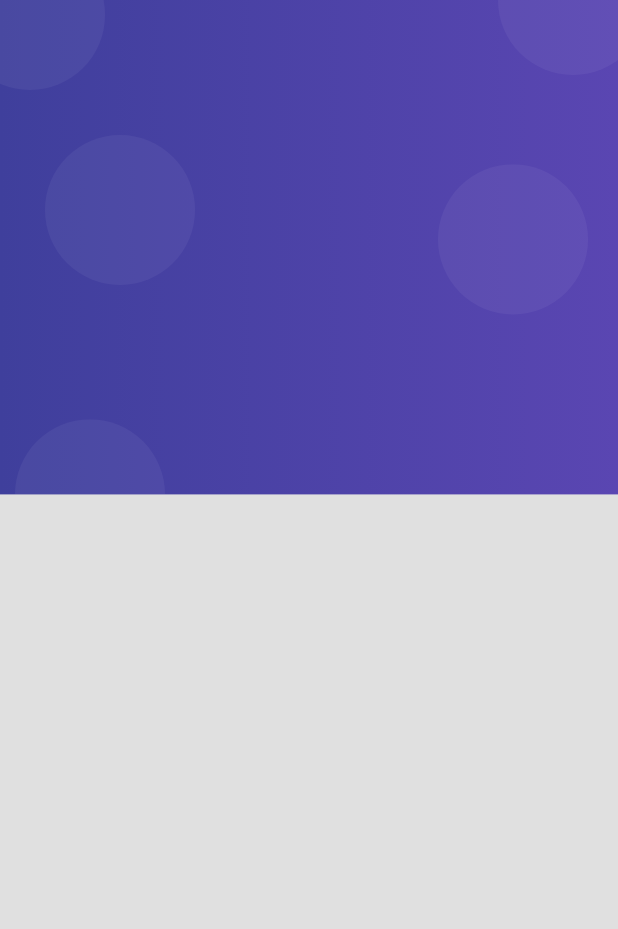
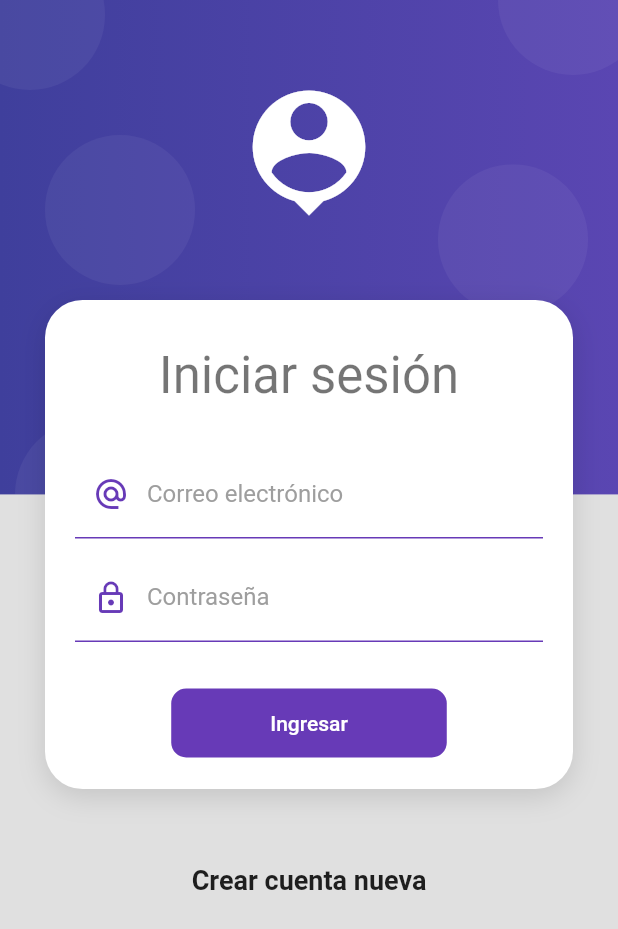
Before and after one commit to SamaritanoDev/guiaflutter, a Flutter app: the screen it shows after launch, on a phone screen of 412 x 824 dp. Shown: the top 929 px of the screen. Run offline on Flutter 3.47's test engine with Material 2 defaults, Android fonts, the phone set to English and light mode, and no system bars.

Commit message:
design form finished

```diff
--- a/appsaveproducts/lib/screens/login_screen.dart
+++ b/appsaveproducts/lib/screens/login_screen.dart
@@ -1,3 +1,4 @@
+import 'package:appsaveproducts/ui/ui.dart';
 import 'package:appsaveproducts/widgets/widgets.dart';
 import 'package:flutter/material.dart';
 
@@ -6,8 +7,86 @@ class LoginScreen extends StatelessWidget {
 
   @override
   Widget build(BuildContext context) {
-    return const Scaffold(
-      body: AuthBackground()
+    return Scaffold(
+      body: AuthBackground(
+        child: SingleChildScrollView(
+          child: Column(
+            children: [
+              const SizedBox(height: 200),
+              CardContainer(
+                child: Column(
+                  children: [
+                    const SizedBox(height: 10),
+                    Text(
+                      'Iniciar sesión',
+                      style: Theme.of(context).textTheme.headline4,
+                    ),
+                    const SizedBox(height: 30),
+                    const _LoginForm(),
+                  ],
+                ),
+              ),
+              const SizedBox(height: 50),
+              const Text(
+                'Crear cuenta nueva',
+                style: TextStyle(fontSize: 18, fontWeight: FontWeight.bold),
+              )
+            ],
+          ),
+        ),
+      ),
     );
   }
 }
+
+class _LoginForm extends StatelessWidget {
+  const _LoginForm({Key? key}) : super(key: key);
+
+  @override
+  Widget build(BuildContext context) {
+    return Container(
+      //todo: mantener la referencia al key
+      child: Form(
+        child: Column(
+          children: [
+            TextFormField(
+              autocorrect: false,
+              keyboardType: TextInputType.emailAddress,
+              decoration: InputDecorations.authInputDecoration(
+                  hintText: 'samaritanodev@gmail.com',
+                  labelText: 'Correo electrónico',
+                  prefixIcon: Icons.alternate_email_sharp),
+            ),
+            const SizedBox(height: 10),
+            TextFormField(
+              autocorrect: false,
+              obscureText: true,
+              keyboardType: TextInputType.emailAddress,
+              decoration: InputDecorations.authInputDecoration(
+                  hintText: '*****',
+                  labelText: 'Contraseña',
+                  prefixIcon: Icons.lock_outline),
+            ),
+            const SizedBox(height: 30),
+            MaterialButton(
+              shape: RoundedRectangleBorder(
+                borderRadius: BorderRadius.circular(10),
+              ),
+              elevation: 0,
+              color: Colors.deepPurple,
+              onPressed: () {},
+              child: Container(
+                padding:
+                    const EdgeInsets.symmetric(horizontal: 50, vertical: 15),
+                child: const Text(
+                  'Ingresar',
+                  style: TextStyle(color: Colors.white),
+                ),
+              ),
+            ),
+          ],
+        ),
+      ),
+    );
+  }
+}
--- /dev/null
+++ b/appsaveproducts/lib/ui/input_decorations.dart
@@ -0,0 +1,22 @@
+import 'package:flutter/material.dart';
+
+class InputDecorations {
+  static InputDecoration authInputDecoration({
+    required String hintText,
+    required String labelText,
+    IconData? prefixIcon,
+  }) {
+    return InputDecoration(
+      labelText: labelText,
+      labelStyle: const TextStyle(color: Colors.grey),
+      prefixIcon: prefixIcon != null
+          ? Icon(prefixIcon, color: Colors.deepPurple)
+          : null,
+      enabledBorder: const UnderlineInputBorder(
+          borderSide: BorderSide(color: Colors.deepPurple)),
+      focusedBorder: const UnderlineInputBorder(
+          borderSide: BorderSide(color: Colors.deepPurple, width: 2)),
+      hintText: hintText,
+    );
+  }
+}
--- /dev/null
+++ b/appsaveproducts/lib/ui/ui.dart
@@ -0,0 +1 @@
+export 'package:appsaveproducts/ui/input_decorations.dart';
--- a/appsaveproducts/lib/widgets/auth_background.dart
+++ b/appsaveproducts/lib/widgets/auth_background.dart
@@ -1,16 +1,41 @@
 import 'package:flutter/material.dart';
 
 class AuthBackground extends StatelessWidget {
-  const AuthBackground({Key? key}) : super(key: key);
+  final Widget child;
+  const AuthBackground({Key? key, required this.child}) : super(key: key);
 
   @override
   Widget build(BuildContext context) {
     return SizedBox(
       width: double.infinity,
       height: double.infinity,
-      child: Stack(children: const [
-        _PurpleBox(),
+      child: Stack(children: [
+        const _PurpleBox(),
+        const _HeaderIcon(),
+        child,
       ]),
+    );
+  }
+}
+
+class _HeaderIcon extends StatelessWidget {
+  const _HeaderIcon({
+    Key? key,
+  }) : super(key: key);
+
+  @override
+  Widget build(BuildContext context) {
+    return SafeArea(
+      child: Container(
+        width: double.infinity,
+        margin: const EdgeInsets.only(top: 2),
+        height: 200,
+        child: const Icon(
+          Icons.person_pin,
+          color: Colors.white,
+          size: 100,
+        ),
+      ),
     );
   }
 }
--- /dev/null
+++ b/appsaveproducts/lib/widgets/card_container.dart
@@ -0,0 +1,28 @@
+import 'package:flutter/material.dart';
+
+class CardContainer extends StatelessWidget {
+  final Widget child;
+  const CardContainer({Key? key, required this.child}) : super(key: key);
+
+  @override
+  Widget build(BuildContext context) {
+    return Padding(
+      padding: const EdgeInsets.symmetric(horizontal: 30),
+      child: Container(
+        padding: const EdgeInsets.all(20),
+        width: double.infinity,
+        decoration: _createCardShape(),
+        child: child,
+      ),
+    );
+  }
+
+  BoxDecoration _createCardShape() => BoxDecoration(
+      color: Colors.white,
+      borderRadius: BorderRadius.circular(25),
+      boxShadow: const [
+        BoxShadow(
+            color: Colors.black12, blurRadius: 15, offset: Offset(0, 5))
+      ]
+    );
+}
--- a/appsaveproducts/lib/widgets/widgets.dart
+++ b/appsaveproducts/lib/widgets/widgets.dart
@@ -1 +1,2 @@
 export 'package:appsaveproducts/widgets/auth_background.dart';
+export 'package:appsaveproducts/widgets/card_container.dart';
```
